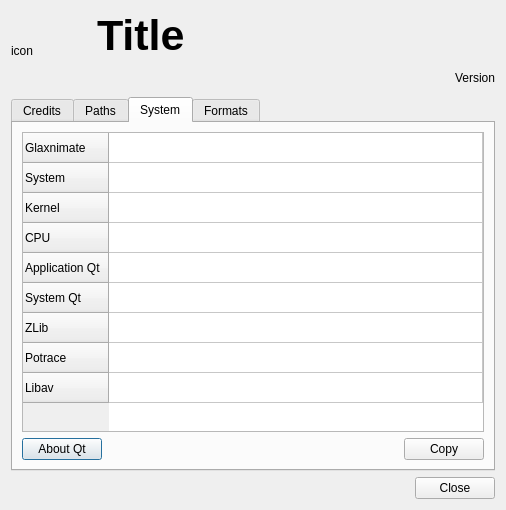
Old version of the form src/gui/widgets/dialogs/about_dialog.ui in the repository mbasaglia/glaxnimate.
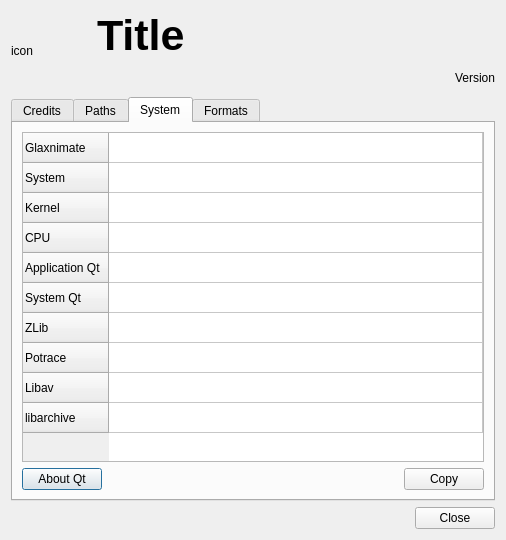
New version of the form. The open tabs and pages were chosen to show the change. Icons and pictures are not drawn.

```diff
--- a/src/gui/widgets/dialogs/about_dialog.ui
+++ b/src/gui/widgets/dialogs/about_dialog.ui
@@ -7,7 +7,7 @@
     <x>0</x>
     <y>0</y>
     <width>505</width>
-    <height>510</height>
+    <height>540</height>
    </rect>
   </property>
   <property name="windowTitle">
@@ -392,6 +392,11 @@
            <string>Libav</string>
           </property>
          </row>
+         <row>
+          <property name="text">
+           <string>libarchive</string>
+          </property>
+         </row>
          <column>
           <property name="text">
            <string>Version</string>
```
Left out of the diff: 8 changed lines with no effect on the pictures.
